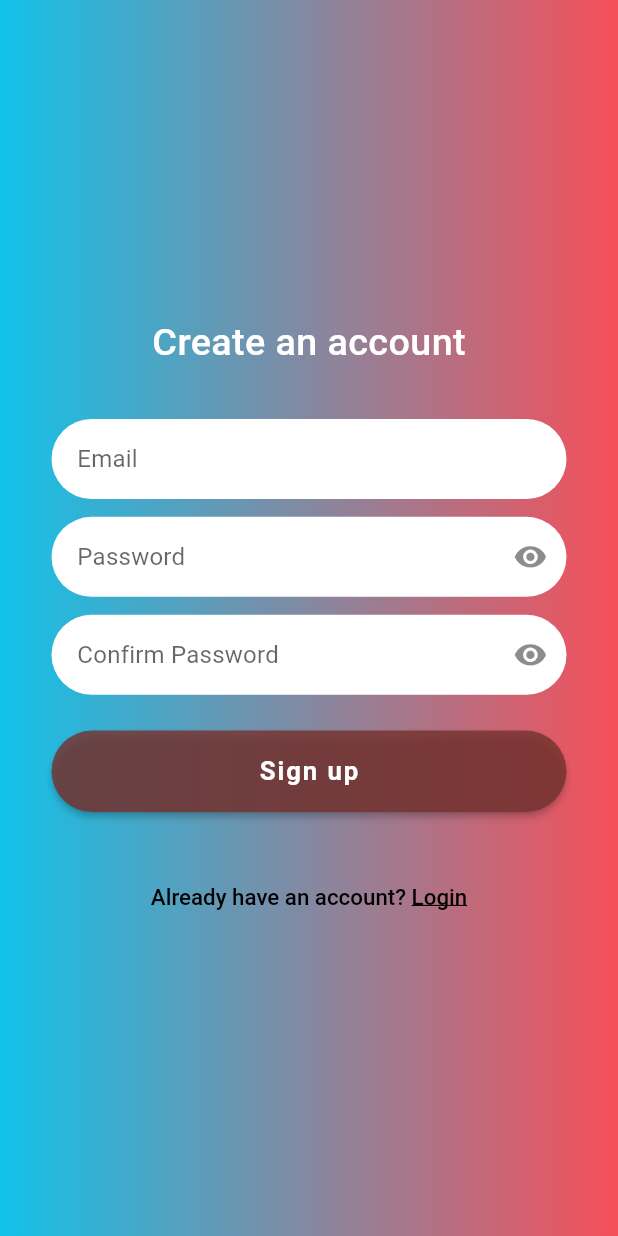
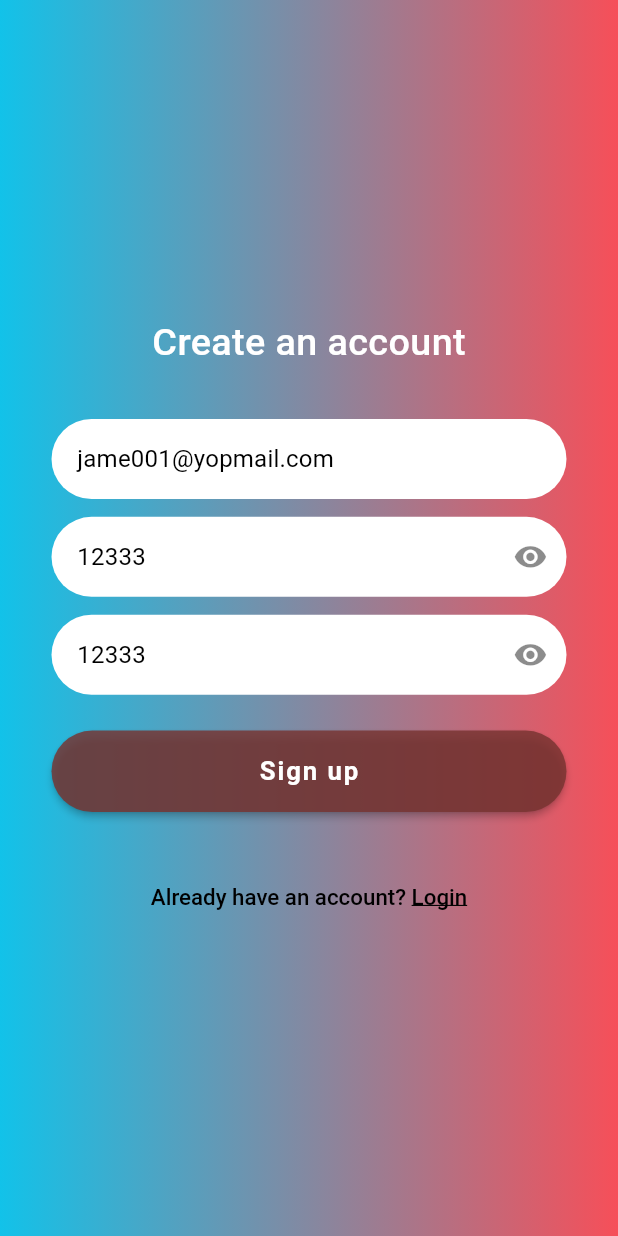
Before and after one commit to HammadAhmedSherazi/todoapp-1, a Flutter app: the SignUpScreen screen opened by its route, on a phone screen of 412 x 824 dp. Run offline on Flutter 3.47's test engine with Material 2 defaults, Android fonts, the phone set to English and light mode, and no system bars; our stand-ins replace flutter_screenutil, flutter_spinkit.

```diff
--- a/lib/export_all.dart
+++ b/lib/export_all.dart
@@ -1,6 +1,7 @@
 //PACKAGES
 export 'package:flutter_screenutil/flutter_screenutil.dart';
 export 'package:flutter/material.dart';
+export 'package:flutter_spinkit/flutter_spinkit.dart';
 
 //SCREENS
 export 'package:todoapp/screens/splash_screen.dart';
--- a/lib/screens/signup_screen.dart
+++ b/lib/screens/signup_screen.dart
@@ -1,21 +1,36 @@
 import 'dart:io';
 
 import 'package:todoapp/export_all.dart';
+import 'package:todoapp/services/api_service.dart';
 
-class SignUpScreen extends StatelessWidget {
-  SignUpScreen({super.key});
-  final TextEditingController emailTextController = TextEditingController();
-  final TextEditingController passwordTextController = TextEditingController();
+class SignUpScreen extends StatefulWidget {
+  const SignUpScreen({super.key});
+  static final formKey = GlobalKey<FormState>();
+
+  @override
+  State<SignUpScreen> createState() => _SignUpScreenState();
+}
+
+class _SignUpScreenState extends State<SignUpScreen> {
+  final TextEditingController emailTextController =
+      TextEditingController(text: 'jame001@yopmail.com');
+
+  final TextEditingController passwordTextController =
+      TextEditingController(text: '12333');
+
   final TextEditingController confirmPasswordTextController =
-      TextEditingController();
+      TextEditingController(text: '12333');
 
   @override
   Widget build(BuildContext context) {
     return Container(
       decoration: pageDecoration,
       child: Scaffold(
+        resizeToAvoidBottomInset: false,
         backgroundColor: Colors.transparent,
-        body: ListView(
+        body: Form(
+          key: SignUpScreen.formKey,
+          child: ListView(
             padding: EdgeInsets.symmetric(horizontal: 30.r, vertical: 30.r),
             children: [
               150.verticalSpace,
@@ -37,11 +52,30 @@ class SignUpScreen extends StatelessWidget {
               TextWidget(
                 hintText: 'Confirm Password',
                 controller: confirmPasswordTextController,
+                validator: (value) {
+                  if (value!.isEmpty) {
+                    return "Required";
+                  } else if (value != passwordTextController.text) {
+                    return "Please Enter Correct Password";
+                  } else {
+                    return null;
+                  }
+                },
                 isPassword: true,
               ),
               20.verticalSpace,
               Platform.isAndroid
-                ? ButtonWidgetAndroid(buttonText: 'Sign up', onTap: () {})
+                  ? ButtonWidgetAndroid(
+                      buttonText: 'Sign up',
+                      onTap: () async {
+                        if (SignUpScreen.formKey.currentState!.validate()) {
+                          Map<String, String> sendData = {
+                            "email": emailTextController.text.trim(),
+                            "password": passwordTextController.text
+                          };
+                          await registrationApi(sendData, context);
+                        }
+                      })
                   : ButtonWidgetIOS(buttonText: 'Sign up', onTap: () {}),
               40.verticalSpace,
               Center(
@@ -57,13 +91,14 @@ class SignUpScreen extends StatelessWidget {
                           TextSpan(text: 'Already have an account? '),
                           TextSpan(
                               text: 'Login',
-                            style:
-                                TextStyle(decoration: TextDecoration.underline))
+                              style: TextStyle(
+                                  decoration: TextDecoration.underline))
                         ]))),
               ),
             ],
           ),
         ),
+      ),
     );
   }
 }
--- a/lib/widgets/button_widget.dart
+++ b/lib/widgets/button_widget.dart
@@ -13,6 +13,7 @@ class ButtonWidgetAndroid extends StatelessWidget {
     return ElevatedButton(
         onPressed: onTap,
         style: ButtonStyle(
+
             padding: MaterialStatePropertyAll(EdgeInsets.all(15.r)),
             shape: MaterialStatePropertyAll(RoundedRectangleBorder(
                 borderRadius: BorderRadius.horizontal(
--- a/lib/widgets/text_widget.dart
+++ b/lib/widgets/text_widget.dart
@@ -2,10 +2,15 @@ import 'package:todoapp/export_all.dart';
 
 class TextWidget extends StatefulWidget {
   final String? hintText;
-  final TextEditingController controller;
+  final TextEditingController? controller;
   final bool? isPassword;
+  final String? Function(String?)? validator;
   const TextWidget(
-      {super.key, this.hintText, required this.controller, this.isPassword});
+      {super.key,
+      this.hintText,
+      this.controller,
+      this.isPassword,
+      this.validator});
 
   @override
   State<TextWidget> createState() => _TextWidgetState();
@@ -17,8 +22,23 @@ class _TextWidgetState extends State<TextWidget> {
   Widget build(BuildContext context) {
     return TextFormField(
       obscureText: showPass,
+      onSaved: (value) {
+        widget.controller!.text = value.toString();
+      },
+
       controller: widget.controller,
-      style: TextStyle(fontSize: 14.sp),
+      style: TextStyle(
+        fontSize: 14.sp,
+        color: Colors.black,
+      ),
+      validator: widget.validator ??
+          (value) {
+            if (value!.isEmpty) {
+              return "Required";
+            } else {
+              return null;
+            }
+          },
       decoration: InputDecoration(
           filled: true,
           fillColor: Colors.white,
@@ -28,7 +48,6 @@ class _TextWidgetState extends State<TextWidget> {
           ),
           isCollapsed: true,
           isDense: true,
-
           contentPadding: EdgeInsets.all(15.r),
           enabledBorder: OutlineInputBorder(
               borderRadius: BorderRadius.circular(30.r),
--- a/pubspec.yaml
+++ b/pubspec.yaml
@@ -36,6 +36,8 @@ dependencies:
   # Use with the CupertinoIcons class for iOS style icons.
   cupertino_icons: ^1.0.2
   flutter_screenutil: ^5.8.2
+  http: ^1.0.0
+  flutter_spinkit: ^5.2.0
 
 dev_dependencies:
   flutter_test:
```
Also changed, not shown: lib/main.dart (+6 -7 lines), lib/screens/login_screen.dart (+12 -2 lines), lib/services/api_service.dart (added, +20 -0 lines), lib/utils/global.dart (+12 -0 lines), pubspec.lock. Lines whose indentation alone changed are shown as unchanged.
